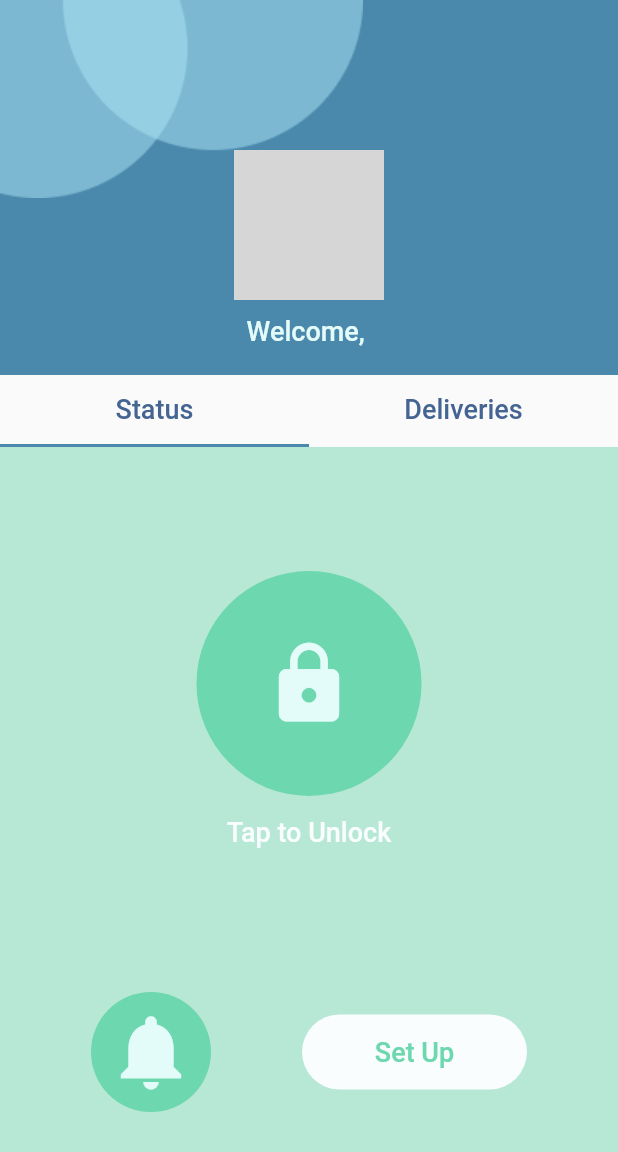
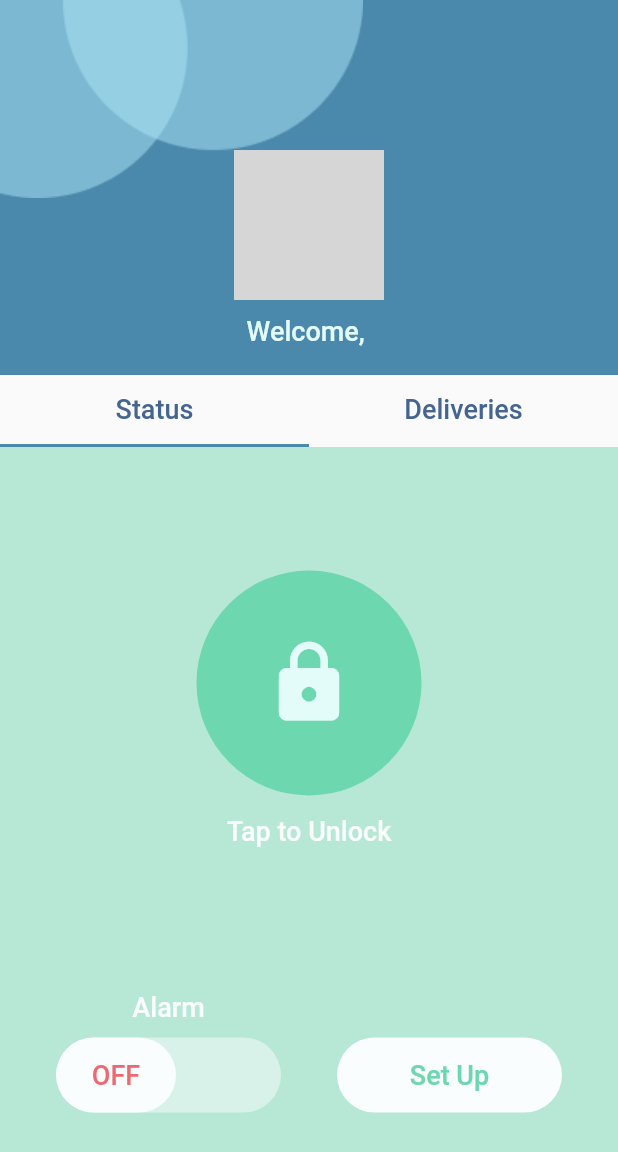
Before and after one commit to khoatran2320/Senior-Design, a Flutter app: the Dashboard screen opened directly, on a phone screen of 412 x 824 dp. Shown: the top 1152 px of the screen. Run offline on Flutter 3.47's test engine with Material 2 defaults, Android fonts, the phone set to English and light mode, and no system bars; our stand-ins replace after_layout, firebase_auth, firebase_core, flutter_dotenv, qr_flutter, shared_preferences; accounts and stored records are empty; network calls fail; grey boxes are pictures that could not be loaded.

Commit message:
Revert "Alarm button instead of toggle switch, triggers alarm"
This reverts commit cbb282439da863cbd489cc0b68d1cb8a7ca93cfc.
revert latest commit

```diff
--- a/mobile/flutter_app/lib/pages/status_screen.dart
+++ b/mobile/flutter_app/lib/pages/status_screen.dart
@@ -1,7 +1,7 @@
 import 'package:flutter/material.dart';
 
 import '/utils/colors.dart';
-import '../widgets/status_screen/alarm_button.dart';
+import '../widgets/status_screen/alarm_toggle_switch.dart';
 import '../widgets/status_screen/unlock_button.dart';
 import '../widgets/status_screen/setup_button.dart';
 
@@ -25,9 +25,13 @@ class _StatusScreenState extends State<StatusScreen> {
 					UnlockButton(isLocked: true),
 					Row(
 						mainAxisAlignment: MainAxisAlignment.spaceEvenly,
+						crossAxisAlignment: CrossAxisAlignment.end,
 						children: [
-							AlarmButton(),
-							SetupButton()
+							AlarmToggleSwitch(),
+							Align(
+				        alignment: Alignment.bottomCenter,
+				        child: SetupButton(),
+				      ),
 						]
 					)
 				],
--- a/mobile/flutter_app/lib/widgets/status_screen/alarm_button.dart
+++ /dev/null
@@ -1,103 +0,0 @@
-import 'dart:async';
-import 'dart:convert';
-import 'package:flutter/material.dart';
-import 'package:flutter_dotenv/flutter_dotenv.dart';
-import 'package:firebase_auth/firebase_auth.dart';
-import 'package:http/http.dart' as http;
-
-import '/utils/colors.dart';
-
-final serverUrl = dotenv.env['SERVER_URL'];
-
-class AlarmButton extends StatefulWidget {
-	const AlarmButton({Key? key}) : super(key: key);
-
-	@override
-	_AlarmButtonState createState() => _AlarmButtonState();
-}
-
-class _AlarmButtonState extends State<AlarmButton> {
-
-	void triggerAlarm() async {
-		// TODO: Update hardcoded uri and boxiId to dynamically fetched versions
-		String? userId = FirebaseAuth.instance.currentUser?.uid;
-		String uri = "${serverUrl}/mobile/signal-alarm";
-		String boxiId = "boxi_prototype_00000";
-		String alarmStatus = "on";
-
-		Map data = {
-			'userId': userId,
-			'boxiId': boxiId,
-			'alarmStatus': alarmStatus
-		};
-
-		var body = json.encode(data);
-
-		var response = await http.post(
-			Uri.parse(uri),
-      headers: {
-				'Content-Type': 'application/json;charset=UTF-8',
-				'Charset': 'utf-8'
-			},
-      body: body
-	  );
-
-		var responseBody = response.body;
-
-		if (response.statusCode == 200) {
-			print('Triggered the alarm!');
-		}
-		else {
-			print('Error: $responseBody');
-		}
-	}
-
-	@override
-	Widget build(BuildContext context) {
-
-		return Column(
-			mainAxisSize: MainAxisSize.min,
-			children: [
-				Stack(
-					alignment: Alignment.center,
-					children: [
-						Container(
-							decoration: BoxDecoration(
-								color: Color(0xff6DD7AF),
-								shape: BoxShape.circle
-							),
-							height: 80,
-							width: 80
-						),
-						GestureDetector(
-							onTap: () {
-								triggerAlarm();
-							},
-							child: Icon(
-								Icons.notifications,
-								color: Color(0xffE4FCF9),
-								size: 60
-							)
-						)
-					]
-				)
-			]
-		);
-
-		// return Column(
-		// 	mainAxisSize: MainAxisSize.min,
-		// 	children: [
-		// 		GestureDetector(
-		// 			onTap: () {
-		// 				triggerAlarm();
-		// 			},
-		// 			child: Icon(
-		// 				Icons.notifications,
-		// 				color: Color(0xff6DD7AF),
-		// 				size: 60
-		// 			),
-		// 		)
-		// 	],
-		// );
-	}
-}
--- /dev/null
+++ b/mobile/flutter_app/lib/widgets/status_screen/alarm_toggle_switch.dart
@@ -0,0 +1,77 @@
+import 'package:flutter/material.dart';
+
+import '/utils/colors.dart';
+import 'rounded_rectangle.dart';
+
+class AlarmToggleSwitch extends StatefulWidget {
+	const AlarmToggleSwitch({Key? key}) : super(key: key);
+
+	@override
+	_AlarmToggleSwitchState createState() => _AlarmToggleSwitchState();
+}
+
+class _AlarmToggleSwitchState extends State<AlarmToggleSwitch> {
+
+	static double _longRectangleWidth = 150;
+	static double _shortRectangleWidth = 80;
+	static List<String> _toggleWords = ['OFF', 'ON'];
+	bool _isOff = true;
+
+	final TextStyle textStyle = TextStyle(
+		color: Color(0xffF9FDFE),
+		fontSize: 18,
+		fontWeight: FontWeight.w500,
+	);
+
+	void toggleSwitch() {
+		setState(() {
+			_isOff = !_isOff;
+		});
+
+		// TODO: Turn lock box alarm on/off.
+	}
+
+	@override
+	Widget build(BuildContext context) {
+
+		double? _left = _isOff ? 0 : null;
+		double? _right = _isOff ? null : 0;
+		int _index = _isOff ? 0 : 1;
+
+		return Column(
+			mainAxisSize: MainAxisSize.min,
+			children: [
+				GestureDetector(
+					onTap: () {
+						toggleSwitch();
+					},
+					child: Column(
+						mainAxisSize: MainAxisSize.min,
+						children: [
+							Text(
+									'Alarm',
+									style: textStyle
+							),
+							SizedBox(height: 10),
+							Stack(
+								children: [
+									RoundedRectangle(_longRectangleWidth, Color(0xffD8F2EA)),
+									Positioned(
+										left: _left,
+										right: _right,
+										child: RoundedRectangle(
+											_shortRectangleWidth,
+											Color(0xffF9FDFE),
+											text: _toggleWords[_index],
+											textColor: Color(0xffED6971)
+										),
+									)
+								],
+							),
+						]
+					)
+				)
+			],
+		);
+	}
+}
```
Also changed, not shown: 1 other file.
